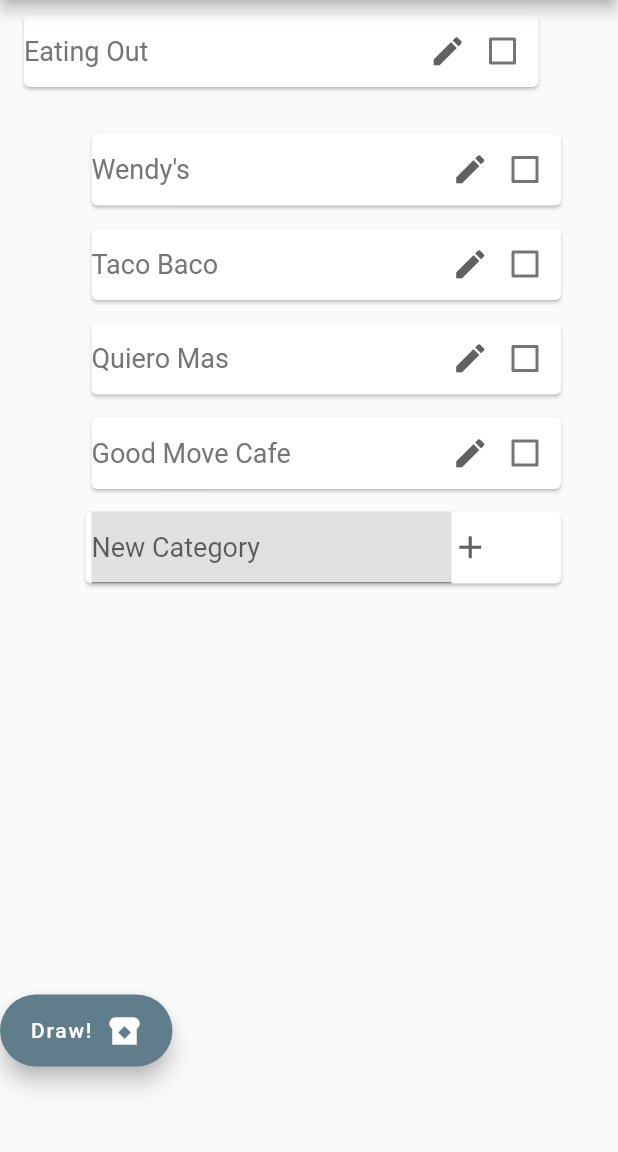
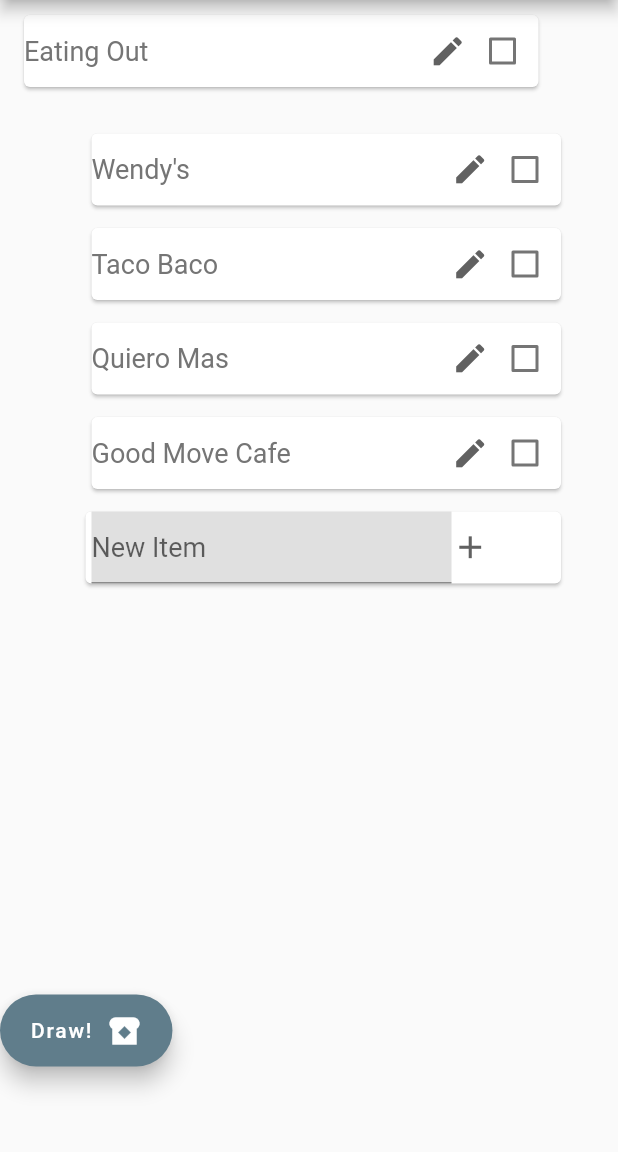
Before and after one commit to BrtWilson/hat_draw, a Flutter app: the screen it shows after launch, after a tap on the "add" icon, after a tap on "Eating Out", on a phone screen of 412 x 824 dp, the part 84-1236 px from its top. Run offline on Flutter 3.47's test engine with Material 2 defaults, Android fonts, the light colour scheme and no system bars.

Commit message:
Fixed new item update using navigation.

```diff
--- a/lib/new_category_tile.dart
+++ b/lib/new_category_tile.dart
@@ -49,6 +49,7 @@
                             child:
                             TextField(
                               controller: widget._teController,
+                              //Todo: fix pixel overflow or switch "new item" to top
                               style: TextStyle(
                                 fontSize: 18.0,
                                 color: Colors.grey[600],
@@ -56,6 +57,7 @@
                               decoration: InputDecoration(
                                 hintText: widget._name,
                               ),
+
                             ),
                           ),
                         ),
@@ -76,10 +78,12 @@
                                         if (widget._isChild) {
                                           if (widget._parent.isNotEmpty) {
                                             Provider.of<HdwState>(context, listen: false).addItem(widget._parent, inputText);
+                                            Navigator.pushReplacementNamed(context, '/items', arguments: { 'catName': widget._parent });
                                           }
                                           else {
                                             print("Error with new item addition.");
-                                            //Todo: add pop-up
+                                            var snackBar = const SnackBar(content: Text("Error with new item addition."));
+                                            ScaffoldMessenger.of(context).showSnackBar(snackBar);
                                           }
                                         }
                                         else {
--- a/lib/pages/items_page.dart
+++ b/lib/pages/items_page.dart
@@ -47,8 +47,7 @@
   @override
   Widget build(BuildContext context) {
     List<Widget> items = widget._catItems.map((i_name) => CategoryTileHolder(name: i_name, isChild: true,)).toList();
-    items.add(CategoryTileHolder(name: "New Category", parentCat: widget._catName, isChild: true, isNew: true,));
-    //items.add(CategoryTileHolder(name: "New Category", isChild: true, isNew: true,));
+    items.add(CategoryTileHolder(name: "New Item", parentCat: widget._catName, isChild: true, isNew: true,));
 
     return Column(
         children: [
```
